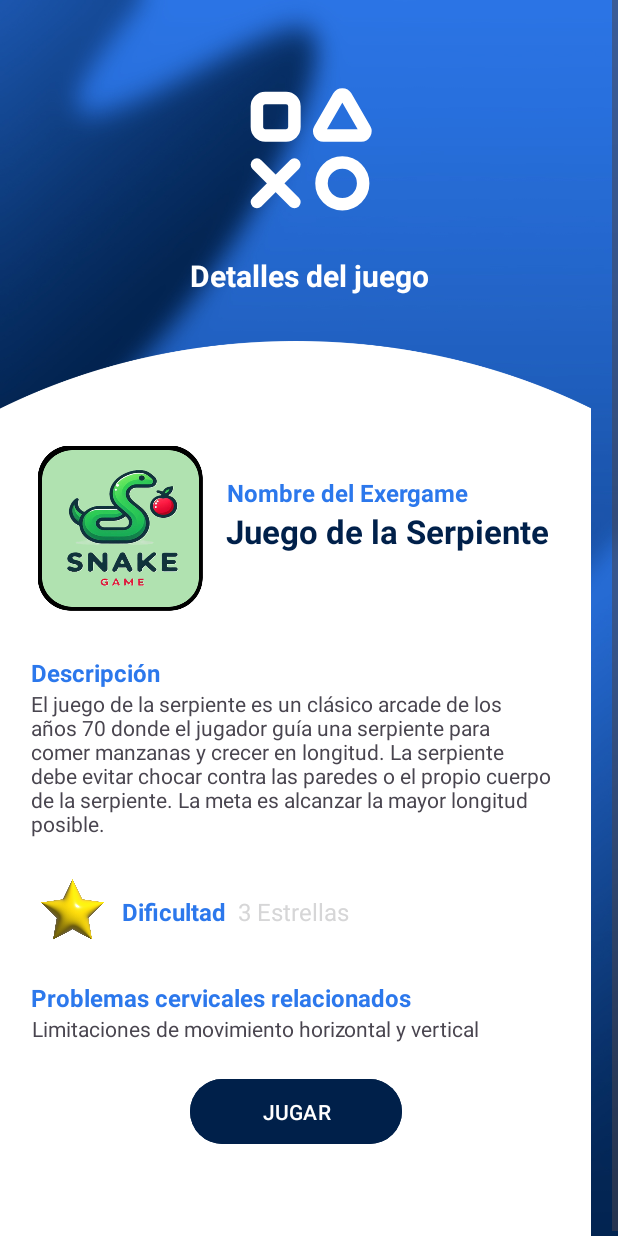
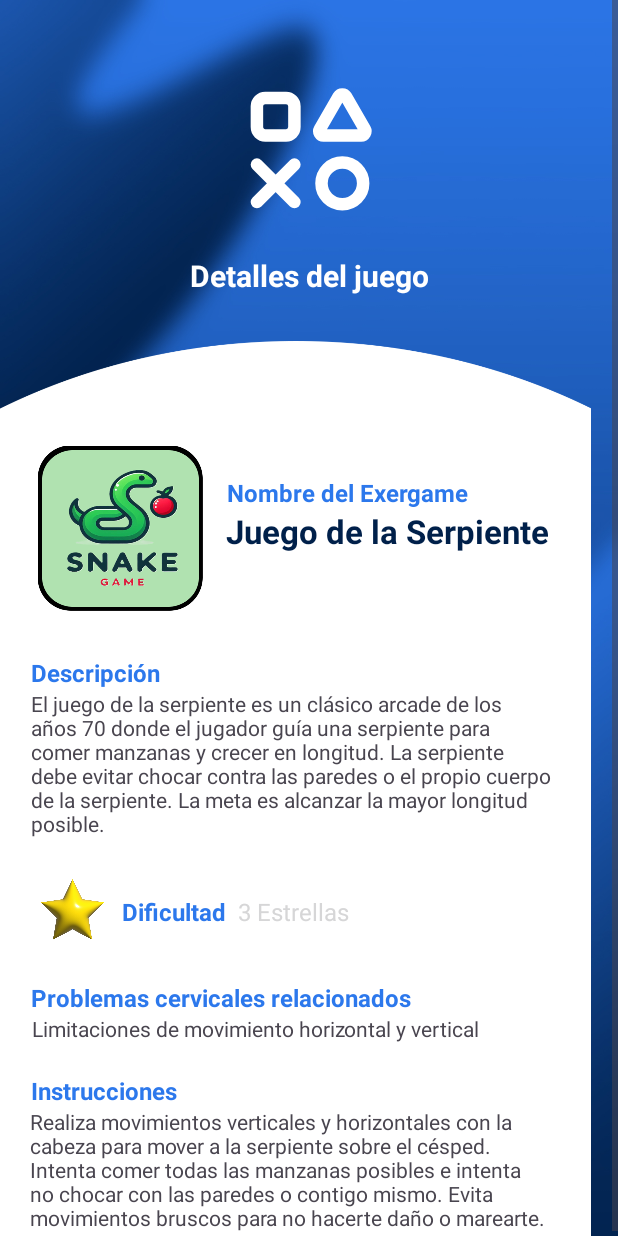
Before and after one commit to venturamario/Exergames, an Android app: the layout gamedetail.xml on its own in the app's theme, with its tools: preview values and no code run, on a phone screen of 412 x 824 dp. Run offline under Robolectric (Android 15) with nearby library versions, the phone set to English and light mode, and no system bars.

Commit message:
notifications and instructions added

```diff
--- a/app/src/main/java/com/example/exergames_beta/util/GameDetail.java
+++ b/app/src/main/java/com/example/exergames_beta/util/GameDetail.java
@@ -21,7 +21,7 @@ import java.util.ArrayList;
 public class GameDetail extends AppCompatActivity {
 
     // VARS AND CONSTANTS
-    TextView exName, exDescription, exDifficulty, exProbCerv;
+    TextView exName, exDescription, exDifficulty, exProbCerv, exInstructions;
     ImageView gameImage;
     SuperObject superObject;
     User user;
@@ -34,6 +34,7 @@ public class GameDetail extends AppCompatActivity {
         // Obtener TextViews del layout
         exName = findViewById(R.id.valueName);
         exDescription = findViewById(R.id.descriptionValue);
+        exInstructions = findViewById(R.id.instructionsValue);
         exDifficulty = findViewById(R.id.difficultyValue);
         exProbCerv = findViewById(R.id.relatedPCValue);
         gameImage = findViewById(R.id.imageView4);
@@ -51,6 +52,7 @@ public class GameDetail extends AppCompatActivity {
 
             exName.setText(exergame.getName());
             exDescription.setText(exergame.getDescription());
+            exInstructions.setText(exergame.getInstructions());
             String text = exergame.getDifficulty() + " Estrellas";
             exDifficulty.setText(text);
             String cervConditions = exergame.getCervicalConditionsString();
--- a/app/src/main/res/layout/gamedetail.xml
+++ b/app/src/main/res/layout/gamedetail.xml
@@ -199,18 +199,45 @@
                 app:layout_constraintStart_toStartOf="parent"
                 app:layout_constraintTop_toBottomOf="@+id/relatedPCTitle" />
 
+            <TextView
+                android:id="@+id/instructionsTitle"
+                android:layout_width="wrap_content"
+                android:layout_height="wrap_content"
+                android:layout_marginStart="20dp"
+                android:layout_marginTop="40dp"
+                android:text="Instrucciones"
+                android:textAlignment="textStart"
+                android:textColor="@color/blue_UIB_5"
+                android:textSize="16dp"
+                android:textStyle="bold"
+                app:layout_constraintEnd_toEndOf="parent"
+                app:layout_constraintHorizontal_bias="0.003"
+                app:layout_constraintStart_toStartOf="parent"
+                app:layout_constraintTop_toBottomOf="@+id/relatedPCTitle" />
+
+            <TextView
+                android:id="@+id/instructionsValue"
+                android:layout_width="350dp"
+                android:layout_height="wrap_content"
+                android:layout_marginStart="20dp"
+                android:layout_marginEnd="20dp"
+                android:text="Realiza movimientos verticales y horizontales con la cabeza para mover a la serpiente sobre el césped. Intenta comer todas las manzanas posibles e intenta no chocar con las paredes o contigo mismo. Evita movimientos bruscos para no hacerte daño o marearte."
+                app:layout_constraintEnd_toEndOf="parent"
+                app:layout_constraintHorizontal_bias="0.0"
+                app:layout_constraintStart_toStartOf="parent"
+                app:layout_constraintTop_toBottomOf="@+id/instructionsTitle" />
+
             <Button
                 android:id="@+id/buttonPlay"
                 android:layout_width="141dp"
                 android:layout_height="51dp"
                 android:layout_marginTop="20dp"
-                android:layout_marginBottom="12dp"
                 android:backgroundTint="@color/blue_UIB_3"
                 android:onClick="onPlayToExergame"
                 android:text="JUGAR"
                 app:layout_constraintEnd_toEndOf="parent"
                 app:layout_constraintStart_toStartOf="parent"
-                app:layout_constraintTop_toBottomOf="@+id/relatedPCValue" />
+                app:layout_constraintTop_toBottomOf="@+id/instructionsValue" />
 
         </androidx.constraintlayout.widget.ConstraintLayout>
 
```
Also changed, not shown: app/src/main/AndroidManifest.xml (+8 -0 lines), app/src/main/java/com/example/exergames_beta/ExergamesMain.java (+75 -39 lines), app/src/main/java/com/example/exergames_beta/MainActivity.java (+7 -0 lines), app/src/main/java/com/example/exergames_beta/notifications/DailyNotificationReceiver.java (added, +88 -0 lines), app/src/main/java/com/example/exergames_beta/util/Game.java (+8 -1 lines).
